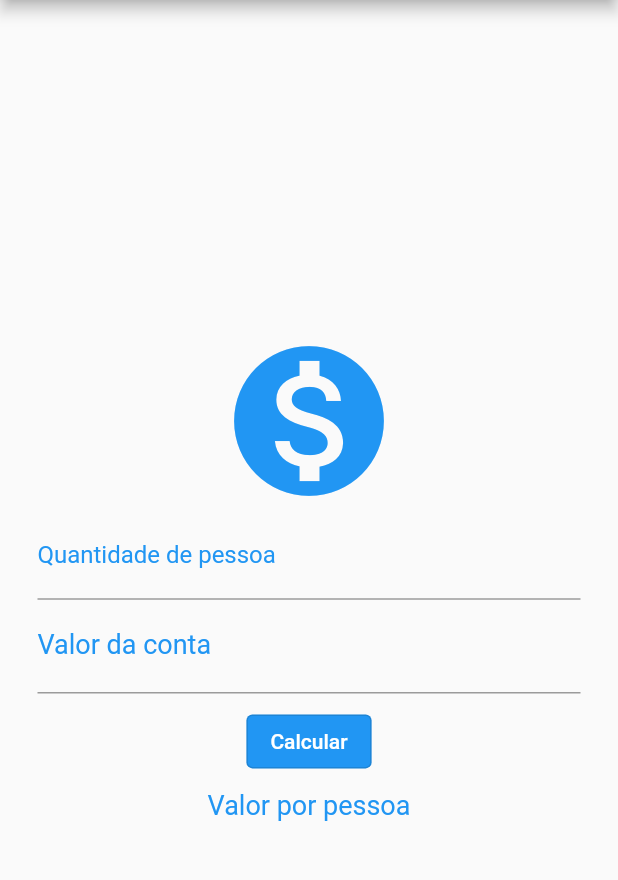
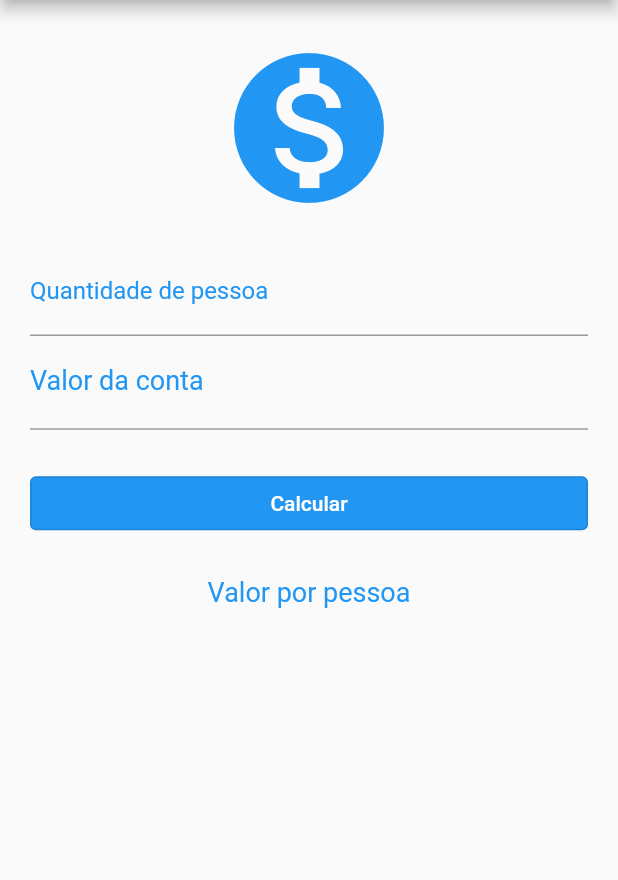
Before and after one commit to treinaweb/treinaweb-flutter-fundamentos, a Flutter app: the screen it shows after launch, after a tap on "Calcular", on a phone screen of 412 x 824 dp, the part 84-964 px from its top. Run offline on Flutter 3.47's test engine with Material 2 defaults, Android fonts, the phone set to English and light mode, and no system bars.

Commit message:
melhorando aplicativo

```diff
--- a/lib/main.dart
+++ b/lib/main.dart
@@ -3,6 +3,7 @@ import 'package:flutter/material.dart';
 void main() {
   runApp(
     MaterialApp(
+      debugShowCheckedModeBanner: false,
       home: HomePage(),
     ),
   );
@@ -22,16 +23,18 @@ class _HomePageState extends State<HomePage> {
       appBar: AppBar(
         title: const Text("Raxa conta"),
       ),
-      body: Center(
-        child: SingleChildScrollView(
+      body: SingleChildScrollView(
         child: Padding(
-            padding: const EdgeInsets.symmetric(horizontal: 25),
+          padding: const EdgeInsets.symmetric(horizontal: 20),
           child: Column(
             children: [
-                const Icon(
+              const Padding(
+                padding: EdgeInsets.only(top: 25, bottom: 20),
+                child: Icon(
                   Icons.monetization_on,
                   size: 120,
                   color: Colors.blue,
+                ),
               ),
               TextFormField(
                 keyboardType: TextInputType.number,
@@ -53,7 +56,9 @@ class _HomePageState extends State<HomePage> {
                 ),
               ),
               Padding(
-                  padding: const EdgeInsets.all(8.0),
+                padding: const EdgeInsets.symmetric(vertical: 25),
+                child: SizedBox(
+                  width: MediaQuery.of(context).size.width,
                   child: OutlinedButton(
                     onPressed: () {},
                     child: const Text(
@@ -64,6 +69,7 @@ class _HomePageState extends State<HomePage> {
                     ),
                     style: ButtonStyle(
                       backgroundColor: MaterialStateProperty.all(Colors.blue),
+                    ),
                   ),
                 ),
               ),
@@ -79,7 +85,6 @@ class _HomePageState extends State<HomePage> {
           ),
         ),
       ),
-      ),
     );
   }
 }
```
Lines whose indentation alone changed are shown as unchanged.
